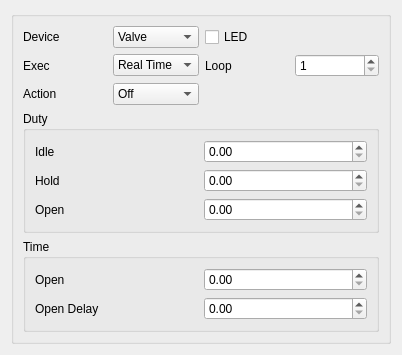
Qt form source/wnd/ui/mrvvertical.ui (ww4u/megarobostudio) before a commit.
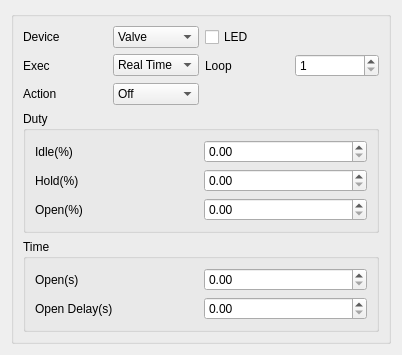
The same form after that commit.

```diff
--- a/source/wnd/ui/mrvvertical.ui
+++ b/source/wnd/ui/mrvvertical.ui
@@ -126,7 +126,7 @@
          <item row="1" column="0">
           <widget class="QLabel" name="label_5">
            <property name="text">
-            <string>Hold</string>
+            <string>Hold(%)</string>
            </property>
           </widget>
          </item>
@@ -136,14 +136,14 @@
          <item row="0" column="0">
           <widget class="QLabel" name="label_3">
            <property name="text">
-            <string>Idle</string>
+            <string>Idle(%)</string>
            </property>
           </widget>
          </item>
          <item row="2" column="0">
           <widget class="QLabel" name="label_6">
            <property name="text">
-            <string>Open</string>
+            <string>Open(%)</string>
            </property>
           </widget>
          </item>
@@ -165,14 +165,14 @@
          <item row="1" column="0">
           <widget class="QLabel" name="label_4">
            <property name="text">
-            <string>Open</string>
+            <string>Open(s)</string>
            </property>
           </widget>
          </item>
          <item row="2" column="0">
           <widget class="QLabel" name="label_8">
            <property name="text">
-            <string>Open Delay</string>
+            <string>Open Delay(s)</string>
            </property>
           </widget>
          </item>
```
Left out of the diff: 20 changed lines with no effect on the pictures.
